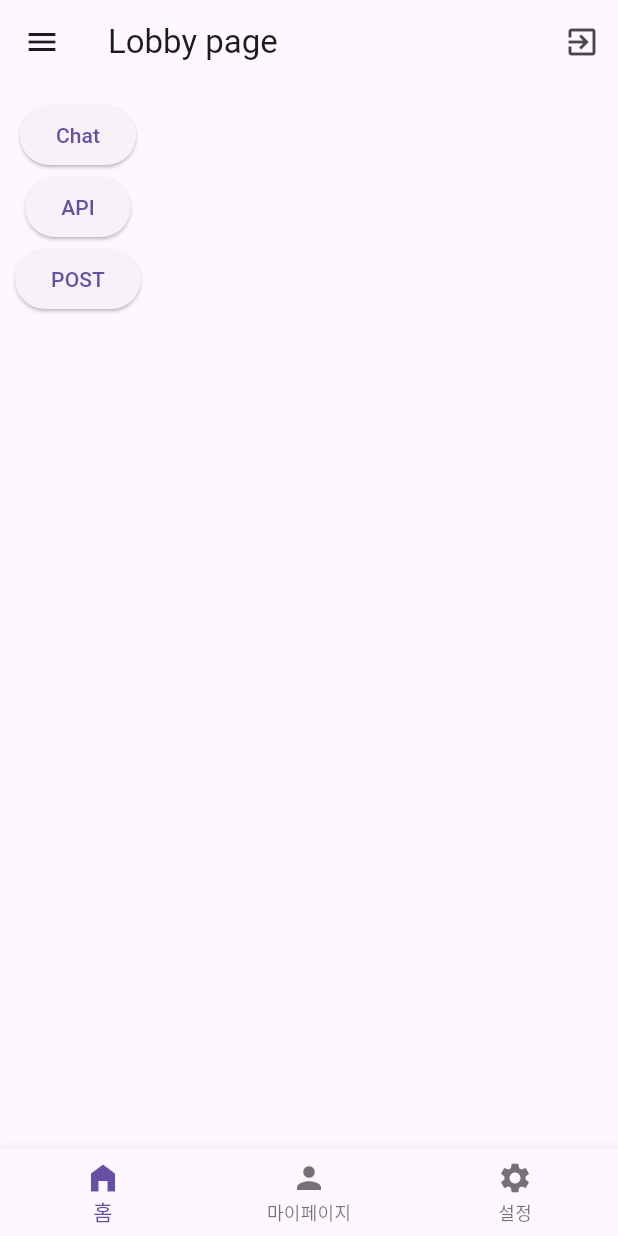
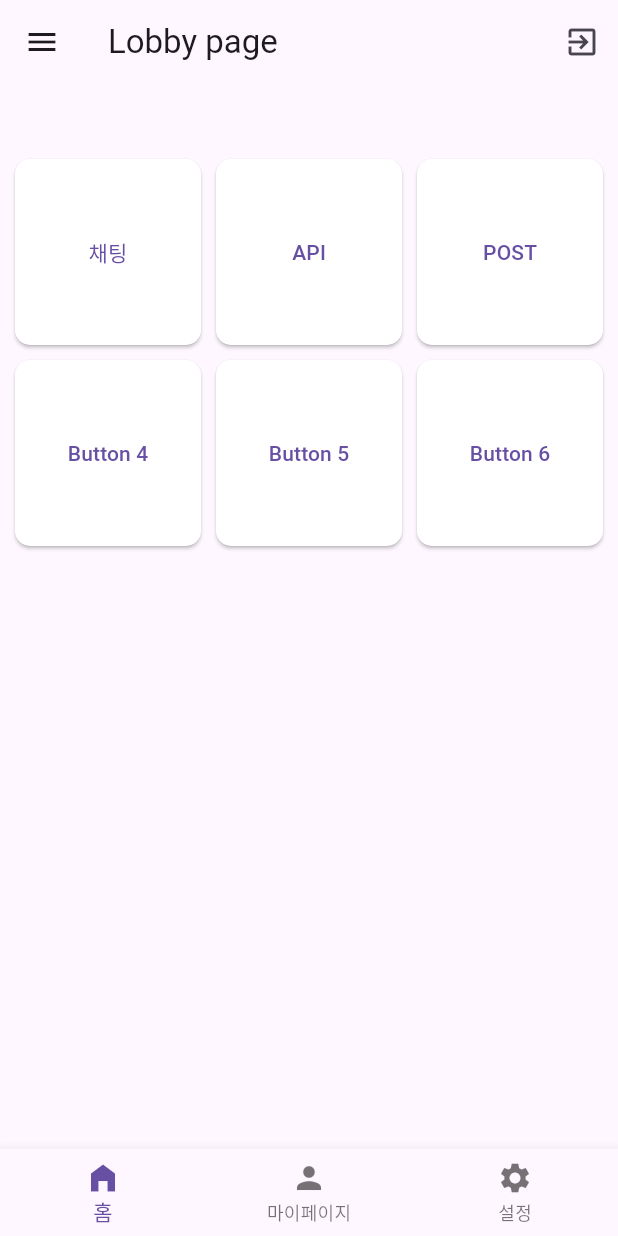
Before and after one commit to coffeeamp/flutter_travel_demo, a Flutter app: the screen it shows once a user with an empty profile is signed in, on a phone screen of 412 x 824 dp. Run offline on Flutter 3.47's test engine with Material 3 defaults, Android fonts, the light colour scheme and no system bars; our stand-ins replace cloud_firestore, firebase_auth, firebase_core, firebase_storage, flutter_chat_bubble, google_sign_in and 2 more; accounts and stored records are empty.

Commit message:
button수정

```diff
--- a/lib/screens/lobby_screen.dart
+++ b/lib/screens/lobby_screen.dart
@@ -54,48 +54,104 @@ class _LobbyScreenState extends State<LobbyScreen> {
           padding: EdgeInsets.zero,
         ),
       ),
-      body:Padding(
-        padding: EdgeInsets.all(10),
-          child: Column(
-            mainAxisAlignment: MainAxisAlignment.start,
+      body: Padding(
+  padding: EdgeInsets.fromLTRB(10, 50, 10, 10),
+  child: GridView.count(
+    crossAxisCount: 3, // 열의 개수
+    mainAxisSpacing: 10.0, // 수직 간격
+    crossAxisSpacing: 10.0, // 수평 간격
     children: [
       ElevatedButton(
-                onPressed: (){
+        onPressed: () {
           Navigator.push(context, MaterialPageRoute(builder: (context) => ChatScreen()));
         },
-                child: Text('Chat'),
+        style: ElevatedButton.styleFrom(
+          backgroundColor : Colors.white,
+          shape: RoundedRectangleBorder(
+            borderRadius: BorderRadius.circular(10),
+          ),
+        ),
+        child: Text('채팅'),
       ),
       ElevatedButton(
-                onPressed: (){
+        onPressed: () {
           Navigator.push(context, MaterialPageRoute(builder: (context) => ApiScreen()));
         },
+        style: ElevatedButton.styleFrom(
+          backgroundColor : Colors.white,
+          shape: RoundedRectangleBorder(
+            borderRadius: BorderRadius.circular(10),
+          ),
+        ),
         child: Text('API'),
       ),
       ElevatedButton(
-                onPressed: (){
+        onPressed: () {
           Navigator.push(context, MaterialPageRoute(builder: (context) => ApiScreen())); // 수정 필요함
         },
+        style: ElevatedButton.styleFrom(
+          backgroundColor : Colors.white,
+          shape: RoundedRectangleBorder(
+            borderRadius: BorderRadius.circular(10),
+          ),
+        ),
         child: Text('POST'),
       ),
+      ElevatedButton(
+        onPressed: () {
+          // Add your logic for the fourth button
+        },
+        style: ElevatedButton.styleFrom(
+          backgroundColor : Colors.white,
+          shape: RoundedRectangleBorder(
+            borderRadius: BorderRadius.circular(10),
+          ),
+        ),
+        child: Text('Button 4'),
+      ),
+      ElevatedButton(
+        onPressed: () {
+          // Add your logic for the fifth button
+        },
+        style: ElevatedButton.styleFrom(
+          backgroundColor : Colors.white,
+          shape: RoundedRectangleBorder(
+            borderRadius: BorderRadius.circular(10),
+          ),
+        ),
+        child: Text('Button 5'),
+      ),
+      ElevatedButton(
+        onPressed: () {
+          // Add your logic for the sixth button
+        },
+        style: ElevatedButton.styleFrom(
+          backgroundColor : Colors.white,
+          shape: RoundedRectangleBorder(
+            borderRadius: BorderRadius.circular(10),
+          ),
+        ),
+        child: Text('Button 6'),
+      ),
     ],
-          )
+  ),
 ),
       bottomNavigationBar: BottomNavigationBar(
         items: [
           BottomNavigationBarItem(
             icon: Icon(Icons.home_filled),
             label: '홈',
-            backgroundColor: Colors.blue,
+            backgroundColor: Colors.white,
           ),
           BottomNavigationBarItem(
             icon: Icon(Icons.person_sharp),
             label: '마이페이지',
-            backgroundColor: Colors.blue,
+            backgroundColor: Colors.white,
           ),
           BottomNavigationBarItem(
             icon: Icon(Icons.settings),
             label: '설정',
-            backgroundColor: Colors.blue,
+            backgroundColor: Colors.white,
           ),
         ],
         onTap: (int index){
```
Also changed, not shown: pubspec.lock, 2 other files. Lines whose indentation alone changed are shown as unchanged.
